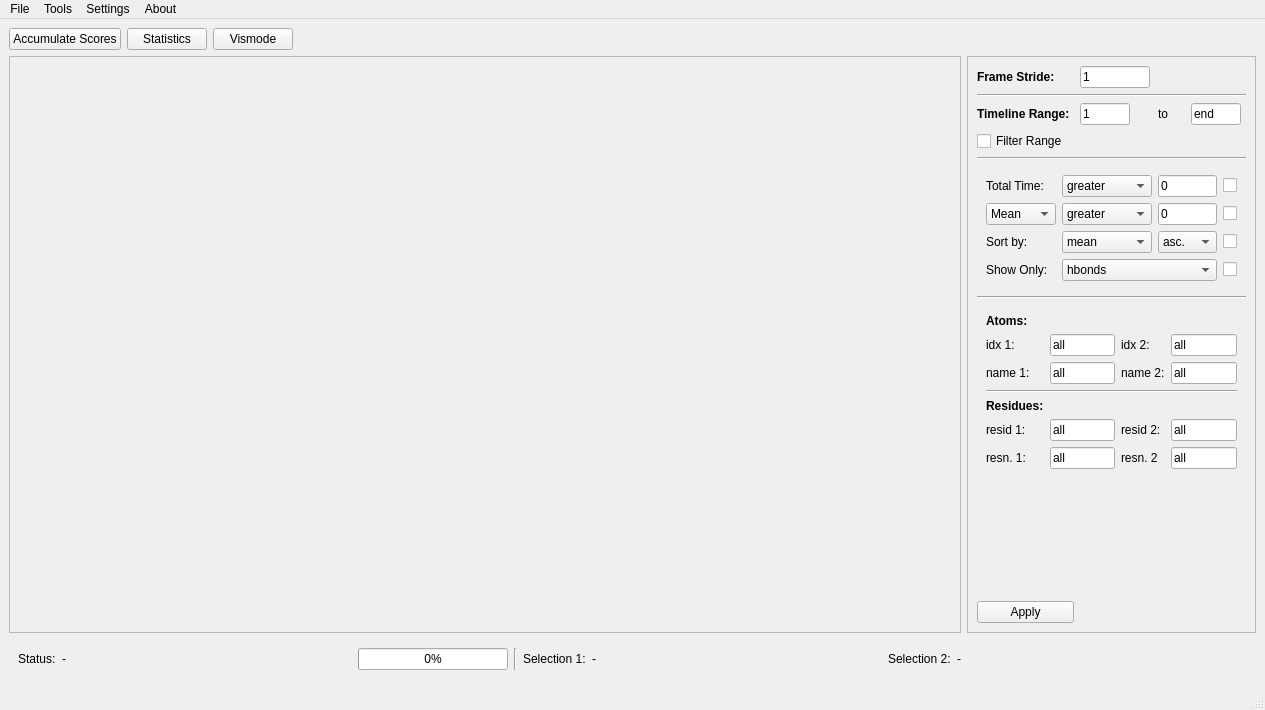
First picture: the form in PyContact/gui/MainQtGui.ui, repository maxscheurer/pycontact, before the edit.
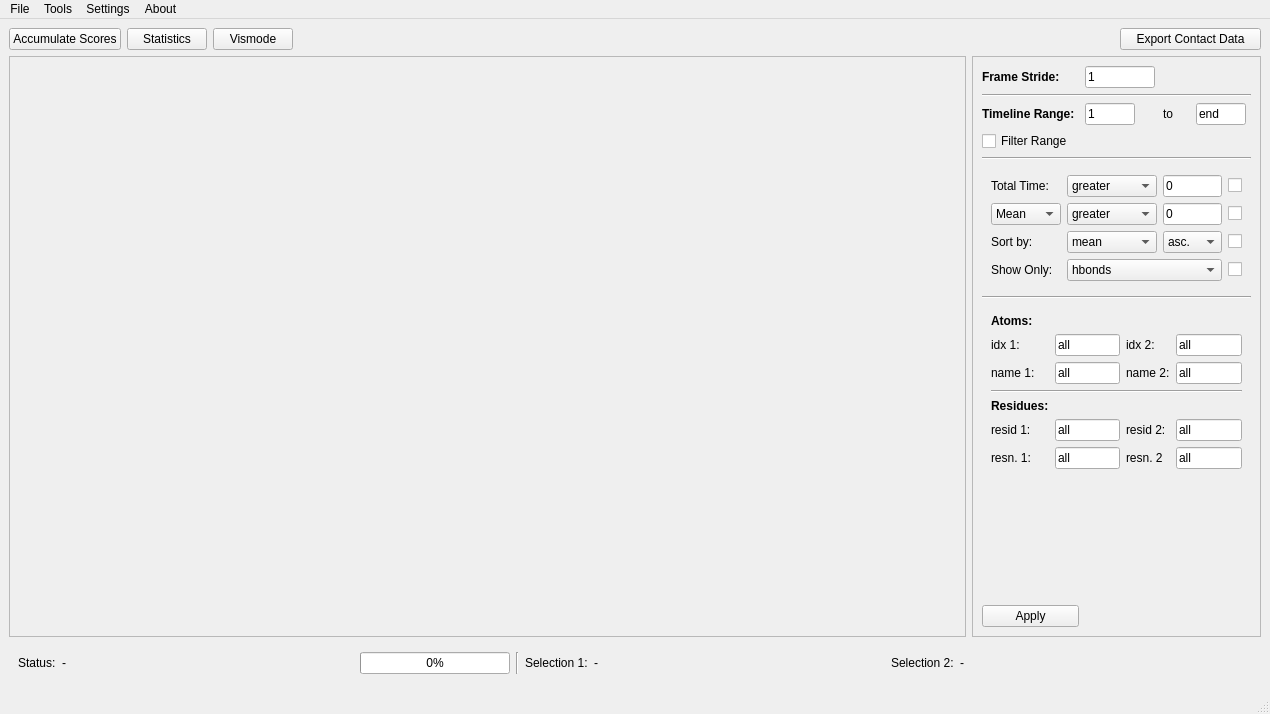
Second picture: the form after the edit.

Commit message: removed molecule tracking and added export button in main window

Patch:
```diff
--- a/PyContact/gui/MainQtGui.ui
+++ b/PyContact/gui/MainQtGui.ui
@@ -6,8 +6,8 @@
    <rect>
     <x>0</x>
     <y>0</y>
-    <width>1265</width>
-    <height>710</height>
+    <width>1270</width>
+    <height>714</height>
    </rect>
   </property>
   <property name="windowTitle">
@@ -142,8 +142,8 @@
         <rect>
          <x>0</x>
          <y>0</y>
-         <width>911</width>
-         <height>549</height>
+         <width>916</width>
+         <height>553</height>
         </rect>
        </property>
       </widget>
@@ -818,6 +818,13 @@
       </layout>
      </widget>
     </item>
+    <item row="0" column="9">
+     <widget class="QPushButton" name="exportContactDataButton">
+      <property name="text">
+       <string>Export Contact Data</string>
+      </property>
+     </widget>
+    </item>
    </layout>
   </widget>
   <widget class="QStatusBar" name="statusbar"/>
@@ -826,7 +833,7 @@
     <rect>
      <x>0</x>
      <y>0</y>
-     <width>1265</width>
+     <width>1270</width>
      <height>22</height>
     </rect>
    </property>
```
Left out of the diff: 1 changed line with no effect on the pictures. The commit also changes 2 other files.
